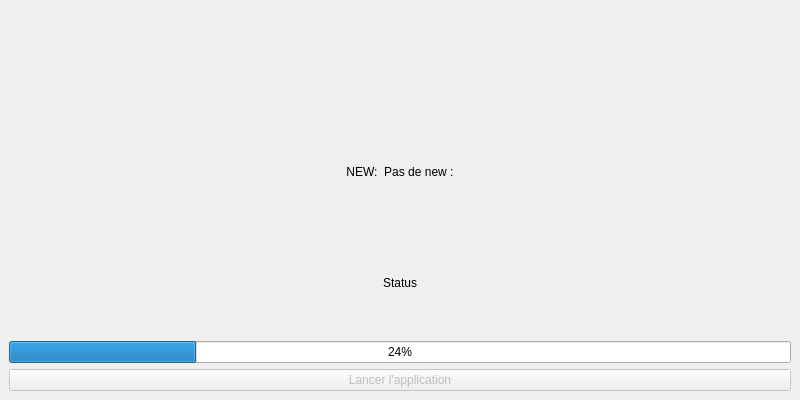
Qt form mainwindow.ui (PaulSenecal/AppLauncher) before a commit.
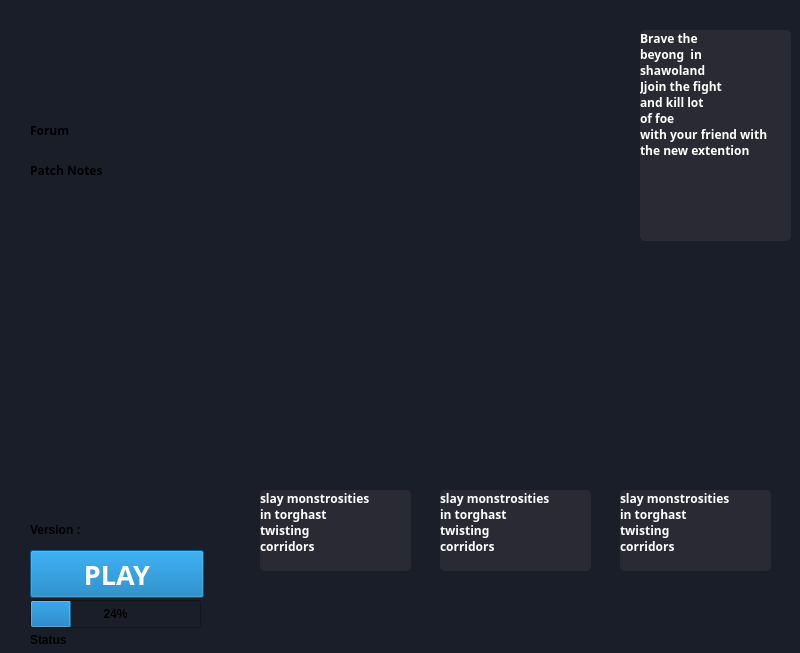
The same form after that commit. Icons and pictures are not drawn.

Commit message: fix: ui and verification version and folder

Diff of the .ui file:
```diff
--- a/mainwindow.ui
+++ b/mainwindow.ui
@@ -7,19 +7,28 @@
     <x>0</x>
     <y>0</y>
     <width>800</width>
-    <height>400</height>
+    <height>653</height>
    </rect>
   </property>
   <property name="windowTitle">
    <string>LauncherByPaul</string>
   </property>
+  <property name="styleSheet">
+   <string notr="true">background-color : #1A1E29;</string>
+  </property>
   <widget class="QWidget" name="centralWidget">
-   <layout class="QVBoxLayout" name="verticalLayout">
-    <item>
      <widget class="QLabel" name="wallpapperLabel">
       <property name="enabled">
        <bool>true</bool>
       </property>
+    <property name="geometry">
+     <rect>
+      <x>10</x>
+      <y>20</y>
+      <width>211</width>
+      <height>81</height>
+     </rect>
+    </property>
       <property name="maximumSize">
        <size>
         <width>16777215</width>
@@ -39,48 +48,358 @@
        <set>Qt::AlignmentFlag::AlignCenter</set>
       </property>
      </widget>
-    </item>
-    <item>
-     <widget class="QLabel" name="newLabel">
+   <widget class="QLabel" name="versionLabel">
+    <property name="geometry">
+     <rect>
+      <x>30</x>
+      <y>520</y>
+      <width>124</width>
+      <height>20</height>
+     </rect>
+    </property>
+    <property name="font">
+     <font>
+      <bold>true</bold>
+     </font>
+    </property>
       <property name="text">
-       <string>NEW:  Pas de new :</string>
+     <string>Version : </string>
+    </property>
+    <property name="scaledContents">
+     <bool>false</bool>
       </property>
       <property name="alignment">
-       <set>Qt::AlignmentFlag::AlignCenter</set>
-      </property>
-     </widget>
-    </item>
-    <item>
+     <set>Qt::AlignmentFlag::AlignLeading|Qt::AlignmentFlag::AlignLeft|Qt::AlignmentFlag::AlignVCenter</set>
+    </property>
+   </widget>
      <widget class="QLabel" name="statusLabel">
+    <property name="geometry">
+     <rect>
+      <x>30</x>
+      <y>630</y>
+      <width>171</width>
+      <height>20</height>
+     </rect>
+    </property>
+    <property name="font">
+     <font>
+      <bold>true</bold>
+     </font>
+    </property>
       <property name="text">
        <string>Status</string>
       </property>
       <property name="alignment">
-       <set>Qt::AlignmentFlag::AlignCenter</set>
-      </property>
-     </widget>
-    </item>
-    <item>
+     <set>Qt::AlignmentFlag::AlignLeading|Qt::AlignmentFlag::AlignLeft|Qt::AlignmentFlag::AlignVCenter</set>
+    </property>
+   </widget>
      <widget class="QProgressBar" name="progressBar">
       <property name="enabled">
        <bool>true</bool>
       </property>
+    <property name="geometry">
+     <rect>
+      <x>30</x>
+      <y>600</y>
+      <width>171</width>
+      <height>28</height>
+     </rect>
+    </property>
+    <property name="font">
+     <font>
+      <bold>true</bold>
+     </font>
+    </property>
       <property name="value">
        <number>24</number>
       </property>
      </widget>
-    </item>
-    <item>
      <widget class="QPushButton" name="launchButton">
       <property name="enabled">
        <bool>false</bool>
       </property>
+    <property name="geometry">
+     <rect>
+      <x>30</x>
+      <y>550</y>
+      <width>174</width>
+      <height>48</height>
+     </rect>
+    </property>
+    <property name="font">
+     <font>
+      <family>Cascadia Mono</family>
+      <pointsize>20</pointsize>
+      <bold>true</bold>
+     </font>
+    </property>
+    <property name="styleSheet">
+     <string notr="true">background-color : #0070B2;
+color: white;</string>
+    </property>
       <property name="text">
-       <string>Lancer l'application</string>
-      </property>
-     </widget>
-    </item>
-   </layout>
+     <string>PLAY</string>
+    </property>
+   </widget>
+   <widget class="QLabel" name="forumLabel">
+    <property name="geometry">
+     <rect>
+      <x>30</x>
+      <y>120</y>
+      <width>91</width>
+      <height>20</height>
+     </rect>
+    </property>
+    <property name="font">
+     <font>
+      <family>Cascadia Mono</family>
+      <bold>true</bold>
+     </font>
+    </property>
+    <property name="text">
+     <string>Forum</string>
+    </property>
+   </widget>
+   <widget class="QLabel" name="patchNoteLabel">
+    <property name="geometry">
+     <rect>
+      <x>30</x>
+      <y>160</y>
+      <width>121</width>
+      <height>20</height>
+     </rect>
+    </property>
+    <property name="font">
+     <font>
+      <family>Cascadia Mono</family>
+      <bold>true</bold>
+     </font>
+    </property>
+    <property name="text">
+     <string>Patch Notes</string>
+    </property>
+   </widget>
+   <widget class="QLabel" name="mainNewLabel">
+    <property name="geometry">
+     <rect>
+      <x>260</x>
+      <y>20</y>
+      <width>381</width>
+      <height>231</height>
+     </rect>
+    </property>
+    <property name="text">
+     <string/>
+    </property>
+    <property name="pixmap">
+     <pixmap resource="rcs.qrc">:/news/Rcs/mainNews.png</pixmap>
+    </property>
+   </widget>
+   <widget class="QLabel" name="firstNewLabel">
+    <property name="geometry">
+     <rect>
+      <x>260</x>
+      <y>360</y>
+      <width>151</width>
+      <height>131</height>
+     </rect>
+    </property>
+    <property name="text">
+     <string/>
+    </property>
+    <property name="pixmap">
+     <pixmap resource="rcs.qrc">:/news/Rcs/new1.png</pixmap>
+    </property>
+   </widget>
+   <widget class="QLabel" name="secondNewLabel">
+    <property name="geometry">
+     <rect>
+      <x>440</x>
+      <y>360</y>
+      <width>151</width>
+      <height>131</height>
+     </rect>
+    </property>
+    <property name="text">
+     <string/>
+    </property>
+    <property name="pixmap">
+     <pixmap resource="rcs.qrc">:/news/Rcs/new2.png</pixmap>
+    </property>
+   </widget>
+   <widget class="QLabel" name="thirdNewlabel">
+    <property name="geometry">
+     <rect>
+      <x>620</x>
+      <y>360</y>
+      <width>151</width>
+      <height>131</height>
+     </rect>
+    </property>
+    <property name="text">
+     <string/>
+    </property>
+    <property name="pixmap">
+     <pixmap resource="rcs.qrc">:/news/Rcs/new3.png</pixmap>
+    </property>
+   </widget>
+   <widget class="QLabel" name="mainNewTextLabel">
+    <property name="geometry">
+     <rect>
+      <x>640</x>
+      <y>30</y>
+      <width>151</width>
+      <height>211</height>
+     </rect>
+    </property>
+    <property name="font">
+     <font>
+      <family>Cascadia Mono</family>
+      <bold>true</bold>
+     </font>
+    </property>
+    <property name="styleSheet">
+     <string notr="true">border-radius: 5px;
+background-color:#2A2A34;
+color: white;</string>
+    </property>
+    <property name="text">
+     <string>Brave the
+beyong  in
+shawoland
+Jjoin the fight
+and kill lot
+of foe
+with your friend with 
+the new extention</string>
+    </property>
+    <property name="textFormat">
+     <enum>Qt::TextFormat::AutoText</enum>
+    </property>
+    <property name="scaledContents">
+     <bool>false</bool>
+    </property>
+    <property name="alignment">
+     <set>Qt::AlignmentFlag::AlignLeading|Qt::AlignmentFlag::AlignLeft|Qt::AlignmentFlag::AlignTop</set>
+    </property>
+   </widget>
+   <widget class="QLabel" name="mainNewTextLabel_4">
+    <property name="geometry">
+     <rect>
+      <x>620</x>
+      <y>490</y>
+      <width>151</width>
+      <height>81</height>
+     </rect>
+    </property>
+    <property name="font">
+     <font>
+      <family>Cascadia Mono</family>
+      <bold>true</bold>
+      <underline>false</underline>
+      <strikeout>false</strikeout>
+      <kerning>false</kerning>
+     </font>
+    </property>
+    <property name="styleSheet">
+     <string notr="true">border-radius: 5px;
+background-color:#2A2A34;
+color: white;</string>
+    </property>
+    <property name="text">
+     <string>slay monstrosities
+in torghast 
+twisting
+corridors</string>
+    </property>
+    <property name="textFormat">
+     <enum>Qt::TextFormat::AutoText</enum>
+    </property>
+    <property name="scaledContents">
+     <bool>false</bool>
+    </property>
+    <property name="alignment">
+     <set>Qt::AlignmentFlag::AlignLeading|Qt::AlignmentFlag::AlignLeft|Qt::AlignmentFlag::AlignTop</set>
+    </property>
+   </widget>
+   <widget class="QLabel" name="mainNewTextLabel_5">
+    <property name="geometry">
+     <rect>
+      <x>440</x>
+      <y>490</y>
+      <width>151</width>
+      <height>81</height>
+     </rect>
+    </property>
+    <property name="font">
+     <font>
+      <family>Cascadia Mono</family>
+      <bold>true</bold>
+      <underline>false</underline>
+      <strikeout>false</strikeout>
+      <kerning>false</kerning>
+     </font>
+    </property>
+    <property name="styleSheet">
+     <string notr="true">border-radius: 5px;;
+background-color:#2A2A34;
+color: white;</string>
+    </property>
+    <property name="text">
+     <string>slay monstrosities
+in torghast 
+twisting
+corridors</string>
+    </property>
+    <property name="textFormat">
+     <enum>Qt::TextFormat::AutoText</enum>
+    </property>
+    <property name="scaledContents">
+     <bool>false</bool>
+    </property>
+    <property name="alignment">
+     <set>Qt::AlignmentFlag::AlignLeading|Qt::AlignmentFlag::AlignLeft|Qt::AlignmentFlag::AlignTop</set>
+    </property>
+   </widget>
+   <widget class="QLabel" name="mainNewTextLabel_6">
+    <property name="geometry">
+     <rect>
+      <x>260</x>
+      <y>490</y>
+      <width>151</width>
+      <height>81</height>
+     </rect>
+    </property>
+    <property name="font">
+     <font>
+      <family>Cascadia Mono</family>
+      <bold>true</bold>
+      <underline>false</underline>
+      <strikeout>false</strikeout>
+      <kerning>false</kerning>
+     </font>
+    </property>
+    <property name="styleSheet">
+     <string notr="true">border-radius: 5px;
+background-color:#2A2A34;
+color: white;</string>
+    </property>
+    <property name="text">
+     <string>slay monstrosities
+in torghast 
+twisting
+corridors</string>
+    </property>
+    <property name="textFormat">
+     <enum>Qt::TextFormat::AutoText</enum>
+    </property>
+    <property name="scaledContents">
+     <bool>false</bool>
+    </property>
+    <property name="alignment">
+     <set>Qt::AlignmentFlag::AlignLeading|Qt::AlignmentFlag::AlignLeft|Qt::AlignmentFlag::AlignTop</set>
+    </property>
+   </widget>
   </widget>
  </widget>
  <resources>
```
Left out of the diff: 2 changed lines with no effect on the pictures. Lines whose indentation alone changed are shown as unchanged. The commit also changes 20 other files.
